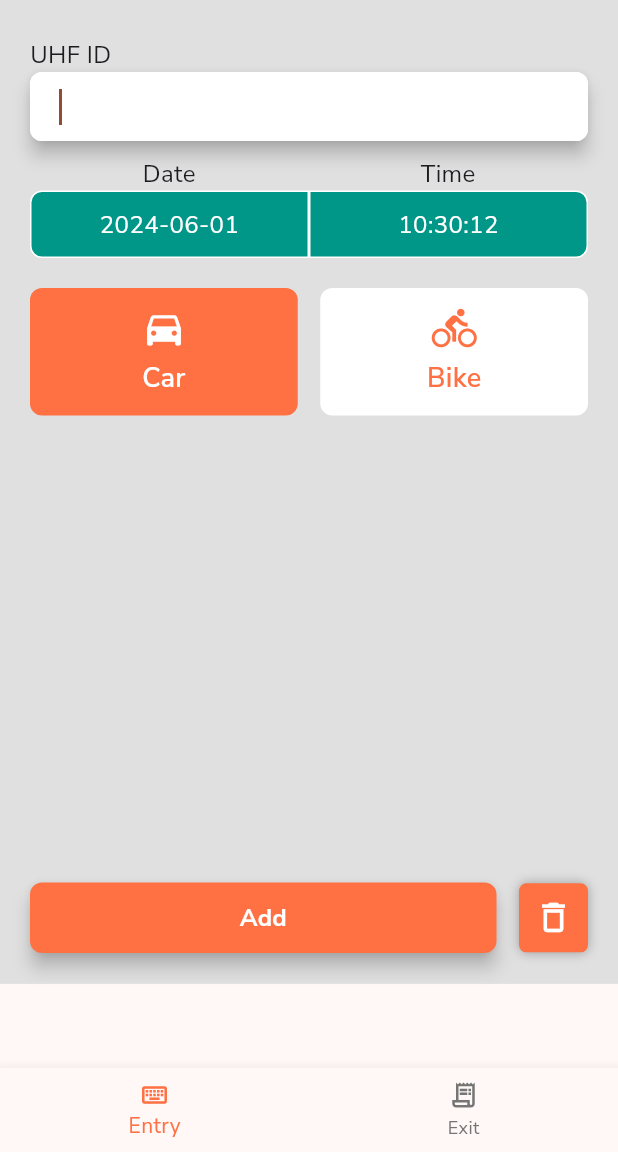
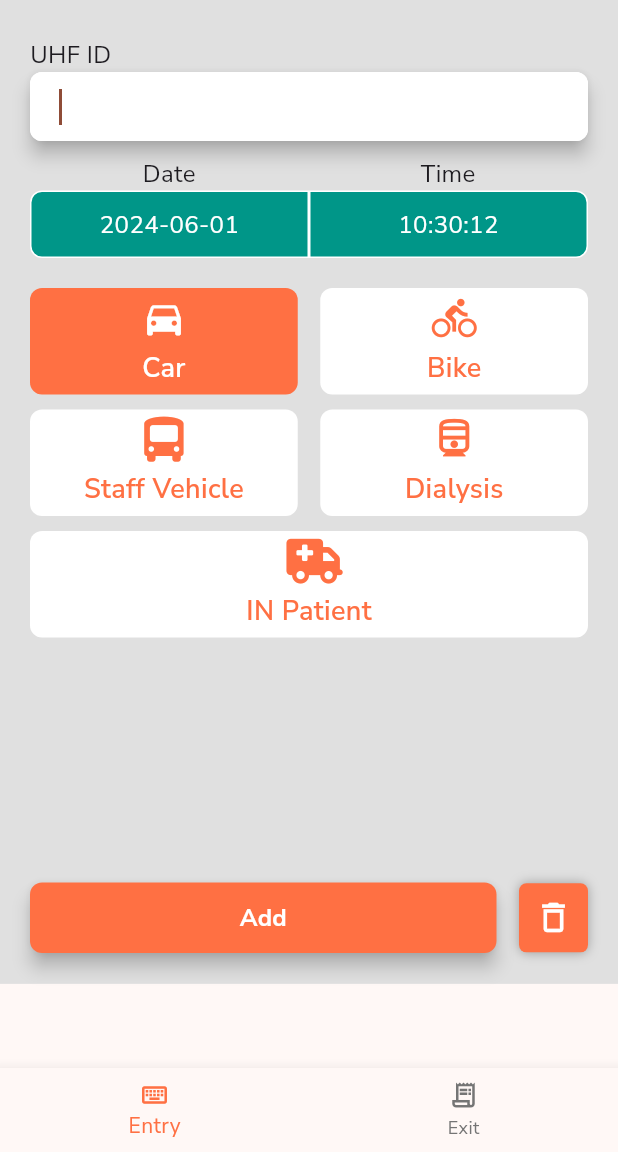
Before and after one commit to Rajan1762/mgm_parking_app, a Flutter app: the HomeMainScreen screen opened directly, after a tap on "Car", on a phone screen of 412 x 824 dp, the part 84-1236 px from its top. Run offline on Flutter 3.47's test engine with Material 3 defaults, Android fonts, the phone set to English and light mode, and no system bars; our stand-ins replace connectivity_plus, fl_chart, fluttertoast, font_awesome_flutter, google_fonts, image_picker and 2 more; missing offline and left inert: dart:ffi, sunmi_printer_plus; accounts and stored records are empty; network calls fail.

Commit message:
01-06-2024 final commit

```diff
--- a/lib/screens/enrty_screens/entry_screen.dart
+++ b/lib/screens/enrty_screens/entry_screen.dart
@@ -1,6 +1,7 @@
 import 'dart:io';
 import 'dart:convert';
 import 'package:flutter/material.dart';
+import 'package:font_awesome_flutter/font_awesome_flutter.dart';
 import 'package:image_picker/image_picker.dart';
 import 'package:mgm_parking_app/sevices/network_services/profile_services.dart';
 import 'package:mgm_parking_app/sevices/provider_services/date_time_provider.dart';
@@ -56,6 +57,7 @@ class _EntryScreenState extends State<EntryScreen> {
   String dropdownValue = list.first;
   String dropdownDriverValue = driverList.first;
   bool carSelected = true;
+  List<bool> vehicleSelectedStatus = [true,false,false,false,false];
   List<XFile>? _mediaFileList;
   bool isLoading = false;
   bool _touchStatus = false;
@@ -93,14 +95,20 @@ class _EntryScreenState extends State<EntryScreen> {
       final bytes = File(_mediaFileList![0].path).readAsBytesSync();
       img64 = base64Encode(bytes);
     }
-    print('dateTime = $dateTime');
+    print('dateTime = $dateTime vehicle index = ${vehicleSelectedStatus.asMap()
+        .entries
+        .where((entry) => entry.value)
+        .map((entry) => entry.key).first + 1}');
     try {
       await saveEntryVehicle(
         registerModel: EntryModel(
             // transid: 1,
             uniqueId: const Uuid().v4(),
             vehicleNo: _idNumber.toString(),
-            vehicleType: carSelected ? "1" : "2",
+            vehicleType: '${vehicleSelectedStatus.asMap()
+                .entries
+                .where((entry) => entry.value)
+                .map((entry) => entry.key).first + 1}',
             barcode: "",
             date: '$dateTime',
             intime: '$dateTime',
@@ -202,57 +210,59 @@ class _EntryScreenState extends State<EntryScreen> {
                         ),
                       ),
                       Padding(
-                        padding: const EdgeInsets.symmetric(vertical: 10.0),
+                        padding: const EdgeInsets.only(top: 10.0),
                         child: Row(
                           children: [
                             BikeCarSelectionWidget(
                                 title: 'Car',
                                 onTap: () {
-                                  carSelected = true;
-                                  setState(() {});
+                                  chooseVehicle(index: 0);
                                 },
-                                selectedStatus: carSelected),
+                                selectedStatus: vehicleSelectedStatus[0], iconData: Icons.directions_car),
                             const SizedBox(width: 15),
                             BikeCarSelectionWidget(
                                 title: 'Bike',
                                 onTap: () {
-                                  carSelected = false;
-                                  setState(() {});
+                                  chooseVehicle(index: 1);
                                 },
-                                selectedStatus: !carSelected)
+                                selectedStatus: vehicleSelectedStatus[1], iconData: Icons.directions_bike)
                           ],
                         ),
                       ),
-                      // const Text('Choose Location',
-                      //     style: TextStyle(fontSize: 16)),
-                      // Container(
-                      //   padding: const EdgeInsets.symmetric(horizontal: 20),
-                      //   decoration: BoxDecoration(
-                      //       color: Colors.white,
-                      //       borderRadius: const BorderRadius.all(Radius.circular(8)),
-                      //     border: Border.all(color: appThemeColor)
-                      //   ),
-                      //   child: Center(
-                      //     child: DropdownButtonHideUnderline(
-                      //       child: DropdownButton(
-                      //         // iconEnabledColor: Colors.white,
-                      //         isExpanded: true,
-                      //         // hint: const Text('Select Waiter'),
-                      //         value: dropdownValue,
-                      //         items: list.map<DropdownMenuItem<String>>((String value) {
-                      //           return DropdownMenuItem<String>(value: value, child: Text(value,));
-                      //         }).toList(),
-                      //         onChanged: (String? value) {
-                      //           setState(() {
-                      //             dropdownValue = value!;
-                      //           });
-                      //         },
-                      //       ),
-                      //     ),
-                      //   ),
-                      // ),
-                      const SizedBox(
-                        height: 10,
+                      Padding(
+                        padding: const EdgeInsets.only(top: 10.0),
+                        child: Row(
+                          children: [
+                            BikeCarSelectionWidget(
+                                title: 'Staff Vehicle',
+                                onTap: () {
+                                  chooseVehicle(index: 2);
+                                },
+                                selectedStatus: vehicleSelectedStatus[2], iconData: FontAwesomeIcons.busSimple),
+                            const SizedBox(width: 15),
+                            BikeCarSelectionWidget(
+                                title: 'Dialysis',
+                                onTap: () {
+                                  chooseVehicle(index: 3);
+                                },
+                                selectedStatus: vehicleSelectedStatus[3], iconData: Icons.directions_railway_outlined)
+                          ],
+                        ),
+                      ),
+                      Padding(
+                        padding: const EdgeInsets.only(top: 10.0),
+                        child: Row(
+                          children: [
+
+                            BikeCarSelectionWidget(
+                                title: 'IN Patient',
+                                onTap: () {
+                                  chooseVehicle(index: 4);
+                                },
+                                selectedStatus: vehicleSelectedStatus[4], iconData: FontAwesomeIcons.truckMedical),
+
+                          ],
+                        ),
                       ),
                       // const Text('Choose Location',
                       //     style: TextStyle(fontSize: 16)),
@@ -343,6 +353,19 @@ class _EntryScreenState extends State<EntryScreen> {
     );
   }
 
+  void chooseVehicle({required int index}) {
+    for(int i = 0;i<vehicleSelectedStatus.length;i++)
+      {
+        if(i==index)
+          {
+            vehicleSelectedStatus[i] = true;
+          }else{
+          vehicleSelectedStatus[i] = false;
+        }
+      }
+    setState(() {});
+  }
+
   _clearData() {
     _isLoading = false;
     carSelected = true;
@@ -357,6 +380,7 @@ class _EntryScreenState extends State<EntryScreen> {
 
 class BikeCarSelectionWidget extends StatelessWidget {
   final String title;
+  final IconData iconData;
   final Function() onTap;
   final bool selectedStatus;
 
@@ -364,7 +388,7 @@ class BikeCarSelectionWidget extends StatelessWidget {
     super.key,
     required this.title,
     required this.onTap,
-    required this.selectedStatus,
+    required this.selectedStatus, required this.iconData,
   });
 
   @override
@@ -373,19 +397,20 @@ class BikeCarSelectionWidget extends StatelessWidget {
       child: GestureDetector(
         onTap: onTap,
         child: Container(
-            padding: const EdgeInsets.all(12),
+            padding: const EdgeInsets.all(5),
             decoration: BoxDecoration(
                 color: selectedStatus ? appThemeColor : Colors.white,
                 borderRadius: const BorderRadius.all(Radius.circular(8))),
             child: Column(
               children: [
-                Icon(
-                  title == 'Bike'
-                      ? Icons.directions_bike
-                      : Icons.directions_car,
-                  color: selectedStatus ? Colors.white : appThemeColor,
-                  size: 30,
-                ),
+                Icon(iconData, color: selectedStatus ? Colors.white : appThemeColor, size: 30,),
+                // Icon(
+                //   title == 'Bike'
+                //       ? Icons.directions_bike
+                //       : Icons.directions_car,
+                //   color: selectedStatus ? Colors.white : appThemeColor,
+                //   size: 30,
+                // ),
                 const SizedBox(height: 5),
                 Text(title,
                     style: TextStyle(
--- a/pubspec.yaml
+++ b/pubspec.yaml
@@ -45,6 +45,7 @@ dependencies:
   connectivity_plus: ^6.0.2
   intl: ^0.19.0
   sunmi_printer_plus: ^2.1.3
+  font_awesome_flutter: ^10.7.0
 
 dev_dependencies:
   flutter_test:
```
Also changed, not shown: lib/utils/constants.dart (+7 -3 lines), pubspec.lock.
